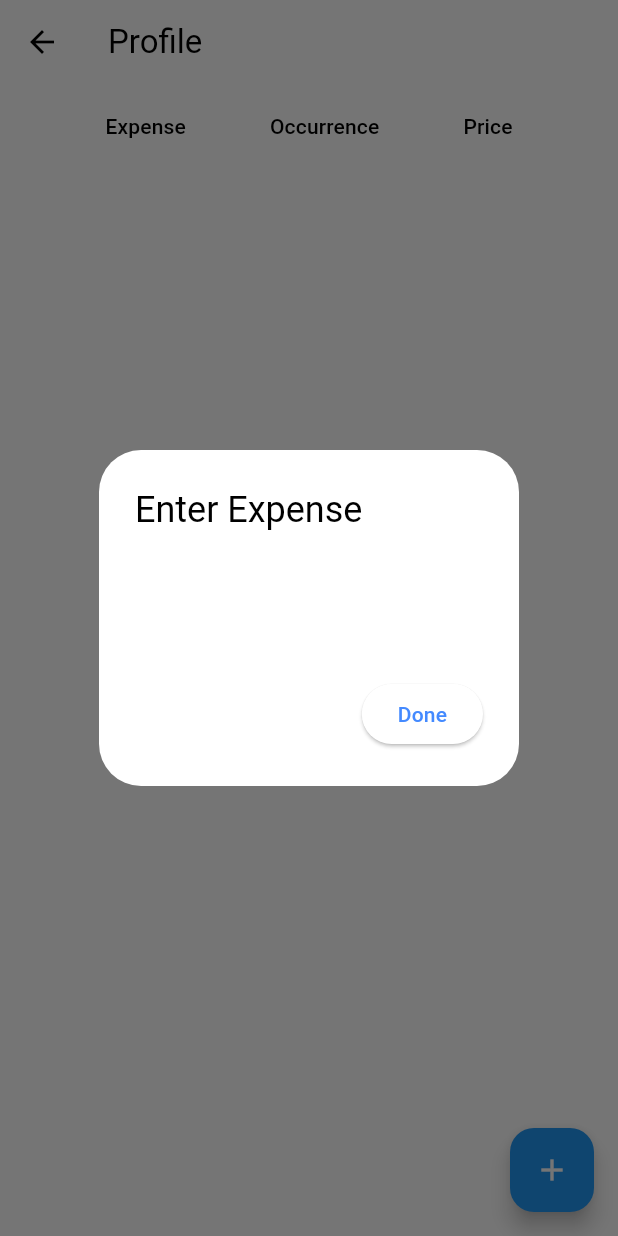
After one commit to katkes/ConUHacksVIII, a Flutter app: the MyFinancialStatement screen opened directly, after a tap on the "add" icon, on a phone screen of 412 x 824 dp. The commit adds this screen. Run offline on Flutter 3.47's test engine with Material 3 defaults, Android fonts, the phone set to English and light mode, and no system bars; our stand-ins replace cloud_firestore, firebase_auth, firebase_core, firebase_storage, flutter_svg, image_picker; accounts and stored records are empty.

Commit message:
ExpenseReport

```diff
--- /dev/null
+++ b/conuhacks8/lib/Finance_Statement/editable_page.dart
@@ -0,0 +1,274 @@
+import 'package:cloud_firestore/cloud_firestore.dart';
+import 'package:firebase_auth/firebase_auth.dart' as Auth;
+import 'package:firebase_storage/firebase_storage.dart';
+
+import 'data/users.dart';
+import 'model/userModel.dart';
+import 'utils.dart';
+import 'scrollable_widget.dart';
+import 'text_dialog_widget.dart';
+import 'package:flutter/material.dart';
+
+class EditablePage extends StatefulWidget {
+  @override
+  _EditablePageState createState() => _EditablePageState();
+}
+
+class _EditablePageState extends State<EditablePage> {
+  late List<User> users = List<User>.empty();
+  late double totalExpense = 0;
+
+  @override
+  void initState() {
+    super.initState();
+    getUsersStatementInfo();
+  }
+
+  @override
+  Widget build(BuildContext context) => Scaffold(
+        appBar: AppBar(
+          title: Text("Profile"),
+        ),
+        body: Align(
+          alignment: Alignment.topCenter,
+          child: ScrollableWidget(child: buildDataTable()),
+        ),
+        floatingActionButton: FloatingActionButton(
+          onPressed: () => addRow(),
+          child: Icon(Icons.add),
+        ),
+      );
+
+  double CalculateReport(int freq) {
+    double expenseTotal = 0;
+    if (freq == 0) {
+      for (User user in users) {
+        if (user.lastName == "Weekly") {
+          expenseTotal += user.age;
+        }
+      }
+    }
+
+    if (freq == 1) {
+      for (User user in users) {
+        if (user.lastName == "Montly") {
+          expenseTotal += user.age;
+        }
+      }
+    }
+
+    if (freq == 2) {
+      for (User user in users) {
+        expenseTotal += user.age;
+      }
+    }
+    return expenseTotal;
+  }
+
+  Widget buildDataTable() {
+    final columns = ['Expense', 'Occurrence', 'Price'];
+
+    return Column(
+      children: [
+        DataTable(
+          columns: getColumns(columns),
+          rows: getRows(users),
+        ),
+        if (users.isNotEmpty) SizedBox(height: 16),
+        if (users.isNotEmpty)
+          Row(
+            mainAxisAlignment: MainAxisAlignment.spaceEvenly,
+            children: [
+              Padding(
+                padding: const EdgeInsets.only(right: 20),
+                child: ElevatedButton(
+                  onPressed: () {
+                    double result = CalculateReport(0);
+                    setState(() {
+                      totalExpense = result;
+                    });
+                  },
+                  child: Text('Weekly'),
+                ),
+              ),
+              ElevatedButton(
+                onPressed: () {
+                  double result = CalculateReport(1);
+                  setState(() {
+                    totalExpense = result;
+                  });
+                },
+                child: Text('Montly'),
+              ),
+              Padding(
+                padding: const EdgeInsets.only(left: 20),
+                child: ElevatedButton(
+                  onPressed: () {
+                    double result = CalculateReport(2);
+                    setState(() {
+                      totalExpense = result;
+                    });
+                  },
+                  child: Text('All'),
+                ),
+              ),
+            ],
+          ),
+        if (users.isNotEmpty) SizedBox(height: 16),
+        if (users.isNotEmpty)
+          Text(
+            'Expense Total: $totalExpense\$',
+            style: TextStyle(fontSize: 18, fontWeight: FontWeight.bold),
+          ),
+      ],
+    );
+  }
+
+  List<DataColumn> getColumns(List<String> columns) {
+    return columns.map((String column) {
+      final isAge = column == columns[2];
+
+      return DataColumn(
+        label: Text(column),
+        numeric: isAge,
+      );
+    }).toList();
+  }
+
+  List<DataRow> getRows(List<User> users) => users.map((User user) {
+        final cells = [user.firstName, user.lastName, user.age];
+
+        return DataRow(
+          cells: Utils.modelBuilder(cells, (index, cell) {
+            final showEditIcon = index == 0 || index == 1;
+
+            return DataCell(
+              Text('$cell'),
+              showEditIcon: showEditIcon,
+              onTap: () {
+                switch (index) {
+                  case 0:
+                    editFirstName(user);
+                    break;
+                  case 1:
+                    editLastName(user);
+                    break;
+                }
+              },
+            );
+          }),
+        );
+      }).toList();
+
+  Future editFirstName(User editUser) async {
+    final firstName = await showTextDialog(
+      context,
+      title: 'Expense',
+      value: editUser.firstName,
+    );
+
+    setState(() => users = users.map((user) {
+          final isEditedUser = user == editUser;
+
+          return isEditedUser ? user.copy(firstName: firstName) : user;
+        }).toList());
+  }
+
+  Future editLastName(User editUser) async {
+    final lastName = await showTextDialog(
+      context,
+      title: 'Frequency',
+      value: editUser.lastName,
+    );
+
+    setState(() => users = users.map((user) {
+          final isEditedUser = user == editUser;
+
+          return isEditedUser ? user.copy(lastName: lastName) : user;
+        }).toList());
+  }
+
+  Future<void> getUsersStatementInfo() async {
+    try {
+      CollectionReference userStatementInfo =
+          FirebaseFirestore.instance.collection('StatementInfo');
+
+      QuerySnapshot querySnapshot = await userStatementInfo.get();
+
+      List<User> userList = [];
+
+      for (QueryDocumentSnapshot snap in querySnapshot.docs) {
+        // Assuming 'firstName', 'lastName', and 'age' are fields in your Firestore documents
+        String firstName = snap['firstName'];
+        String lastName = snap['lastName'];
+        int age = snap['age'];
+
+        User user = User(firstName: firstName, lastName: lastName, age: age);
+        userList.add(user);
+      }
+
+      setState(() {
+        users = userList;
+      });
+    } catch (e) {
+      print('Error retrieving users from Firestore: $e');
+      throw e;
+    }
+  }
+
+  void addRow() async {
+    final firstName =
+        await showTextDialog(context, title: 'Enter Expense', value: '');
+    final lastName =
+        await showTextDialog(context, title: 'Enter Frequency', value: '');
+    final age = await showTextDialog(context, title: 'Enter Price', value: '');
+
+    if (firstName != null && lastName != null && age != null) {
+      final newUser =
+          User(firstName: firstName, lastName: lastName, age: int.parse(age));
+      setState(() => users = [...users, newUser]);
+
+      WriteToDb(newUser);
+    }
+  }
+}
+
+void WriteToDb(User newUser) async {
+  Auth.FirebaseAuth _auth = Auth.FirebaseAuth.instance;
+  FirebaseFirestore firestore = FirebaseFirestore.instance;
+
+  Auth.User? user = _auth.currentUser;
+  String userId = "";
+  if (user != null) {
+    userId = user.uid;
+  }
+
+  CollectionReference statementCollection =
+      firestore.collection('StatementInfo');
+
+  await statementCollection.add({
+    'firstName': newUser.firstName,
+    'lastName': newUser.lastName,
+    'age': newUser.age,
+  });
+}
+
+void GetDataFromDb() async {
+  FirebaseFirestore firestore = FirebaseFirestore.instance;
+  CollectionReference statementCollection =
+      firestore.collection('StatementInfo');
+
+  for (User user in allUsers) {
+    await statementCollection.add({
+      'firstName': user.firstName,
+      'lastName': user.lastName,
+      'age': user.age,
+    });
+  }
+}
+
+// ignore_for_file: prefer_const_constructors
+
+final allUsers = <User>[
+  User(firstName: 'Emma', lastName: 'Field', age: 37),
+];
--- /dev/null
+++ b/conuhacks8/lib/Finance_Statement/model/userModel.dart
@@ -0,0 +1,34 @@
+class User {
+  final String firstName;
+  final String lastName;
+  final int age;
+
+  const User({
+    required this.firstName,
+    required this.lastName,
+    required this.age,
+  });
+
+  User copy({
+    String? firstName,
+    String? lastName,
+    int? age,
+  }) =>
+      User(
+        firstName: firstName ?? this.firstName,
+        lastName: lastName ?? this.lastName,
+        age: age ?? this.age,
+      );
+
+  @override
+  bool operator ==(Object other) =>
+      identical(this, other) ||
+      other is User &&
+          runtimeType == other.runtimeType &&
+          firstName == other.firstName &&
+          lastName == other.lastName &&
+          age == other.age;
+
+  @override
+  int get hashCode => firstName.hashCode ^ lastName.hashCode ^ age.hashCode;
+}
--- /dev/null
+++ b/conuhacks8/lib/Finance_Statement/scrollable_widget.dart
@@ -0,0 +1,21 @@
+import 'package:flutter/material.dart';
+
+class ScrollableWidget extends StatelessWidget {
+  final Widget child;
+
+  const ScrollableWidget({
+    Key? key,
+    required this.child,
+  }) : super(key: key);
+
+  @override
+  Widget build(BuildContext context) => SingleChildScrollView(
+        physics: BouncingScrollPhysics(),
+        scrollDirection: Axis.horizontal,
+        child: SingleChildScrollView(
+          physics: BouncingScrollPhysics(),
+          scrollDirection: Axis.vertical,
+          child: child,
+        ),
+      );
+}
--- /dev/null
+++ b/conuhacks8/lib/Finance_Statement/text_dialog_widget.dart
@@ -0,0 +1,56 @@
+import 'package:flutter/material.dart';
+
+Future<T?> showTextDialog<T>(
+  BuildContext context, {
+  required String title,
+  required String value,
+}) =>
+    showDialog<T>(
+      context: context,
+      builder: (context) => TextDialogWidget(
+        title: title,
+        value: value,
+      ),
+    );
+
+class TextDialogWidget extends StatefulWidget {
+  final String title;
+  final String value;
+
+  const TextDialogWidget({
+    Key? key,
+    required this.title,
+    required this.value,
+  }) : super(key: key);
+
+  @override
+  _TextDialogWidgetState createState() => _TextDialogWidgetState();
+}
+
+class _TextDialogWidgetState extends State<TextDialogWidget> {
+  late TextEditingController controller;
+
+  @override
+  void initState() {
+    super.initState();
+
+    controller = TextEditingController(text: widget.value);
+  }
+
+  @override
+  Widget build(BuildContext context) => AlertDialog(
+        title: Text(widget.title),
+        content: TextField(
+          controller: controller,
+          decoration: InputDecoration(
+            border: OutlineInputBorder(),
+          ),
+        ),
+        actions: [
+          ElevatedButton(
+            child: Text('Done'),
+            onPressed: () => Navigator.of(context).pop(controller.text),
+          )
+        ],
+      );
+}
--- /dev/null
+++ b/conuhacks8/lib/Finance_Statement/user.dart
@@ -0,0 +1,34 @@
+class User {
+  final String firstName;
+  final String lastName;
+  final int age;
+
+  const User({
+    required this.firstName,
+    required this.lastName,
+    required this.age,
+  });
+
+  User copy({
+    String? firstName,
+    String? lastName,
+    int? age,
+  }) =>
+      User(
+        firstName: firstName ?? this.firstName,
+        lastName: lastName ?? this.lastName,
+        age: age ?? this.age,
+      );
+
+  @override
+  bool operator ==(Object other) =>
+      identical(this, other) ||
+      other is User &&
+          runtimeType == other.runtimeType &&
+          firstName == other.firstName &&
+          lastName == other.lastName &&
+          age == other.age;
+
+  @override
+  int get hashCode => firstName.hashCode ^ lastName.hashCode ^ age.hashCode;
+}
--- /dev/null
+++ b/conuhacks8/lib/Finance_Statement/utils.dart
@@ -0,0 +1,9 @@
+class Utils {
+  static List<T> modelBuilder<M, T>(
+          List<M> models, T Function(int index, M model) builder) =>
+      models
+          .asMap()
+          .map<int, T>((index, model) => MapEntry(index, builder(index, model)))
+          .values
+          .toList();
+}
--- a/conuhacks8/lib/HomePage/MyFinancialStatement.dart
+++ b/conuhacks8/lib/HomePage/MyFinancialStatement.dart
@@ -1,3 +1,5 @@
+// ignore_for_file: prefer_const_constructors, prefer_const_literals_to_create_immutables
+
 import 'package:flutter/material.dart';
 import 'BottomNav.dart';
 
@@ -6,7 +8,7 @@ class MyFinancialStatement extends StatelessWidget {
   Widget build(BuildContext context) {
     return Scaffold(
       appBar: AppBar(
-        title: Text('My Financial Statement'),
+        title: const Text('Financial Statement'),
         backgroundColor: Colors.blue.shade900,
       ),
       body: Container(
@@ -17,8 +19,59 @@ class MyFinancialStatement extends StatelessWidget {
             end: Alignment.bottomRight,
           ),
         ),
-        child: Center(
-          child: Text('My Financial Statement'),
+        child: Padding(
+          padding: EdgeInsets.all(16.0),
+          child: Column(
+            children: [
+              // Financial Statement Title
+              Text(
+                'Yearly Financial Statement\nIncome: 1,000,000',
+                style: TextStyle(
+                  fontSize: 20,
+                  fontWeight: FontWeight.bold,
+                ),
+                textAlign: TextAlign.center,
+              ),
+              SizedBox(height: 16),
+
+              // Row with Two Columns
+              Row(
+                children: [
+                  // First Column
+                  Expanded(
+                    child: Column(
+                      crossAxisAlignment: CrossAxisAlignment.start,
+                      children: [
+                        Text(
+                          'Income: 100,000',
+                          style: TextStyle(
+                              fontWeight: FontWeight.bold, fontSize: 16),
+                        ),
+                      ],
+                    ),
+                  ),
+
+                  // Second Column
+                  Expanded(
+                    child: Column(
+                      crossAxisAlignment: CrossAxisAlignment.start,
+                      children: [
+                        Text(
+                          'Expenses',
+                          style: TextStyle(
+                            fontWeight: FontWeight.bold,
+                          ),
+                        ),
+                        Text('Cost of Goods Sold: \$50,000'),
+                        Text('Operating Expenses: \$20,000'),
+                        // Add more expense items as needed
+                      ],
+                    ),
+                  ),
+                ],
+              ),
+            ],
+          ),
         ),
       ),
       bottomNavigationBar: BottomNavBar(),
--- a/conuhacks8/lib/NavigationManager.dart
+++ b/conuhacks8/lib/NavigationManager.dart
@@ -1,3 +1,4 @@
+import 'package:conuhacks8/Finance_Statement/editable_page.dart';
 import 'package:conuhacks8/HomePage/MyFinancialStatement.dart';
 import 'package:conuhacks8/HomePage/MyLearningCenter.dart';
 import 'package:flutter/material.dart';
@@ -36,7 +37,7 @@ class NavigationManager {
         page = Student();
         break;
       case 'My Profile':
-        page = MyProfile(); // Replace with your Profile page widget
+        page = EditablePage(); // Replace with your Profile page widget
         break;
       case 'Home':
         // Assuming HomePage is directly in main.dart
```
Also changed, not shown: conuhacks8/lib/Finance_Statement/data/users.dart (added, +8 -0 lines), conuhacks8/lib/Finance_Statement/tabbar_widget.dart (added, +43 -0 lines).
